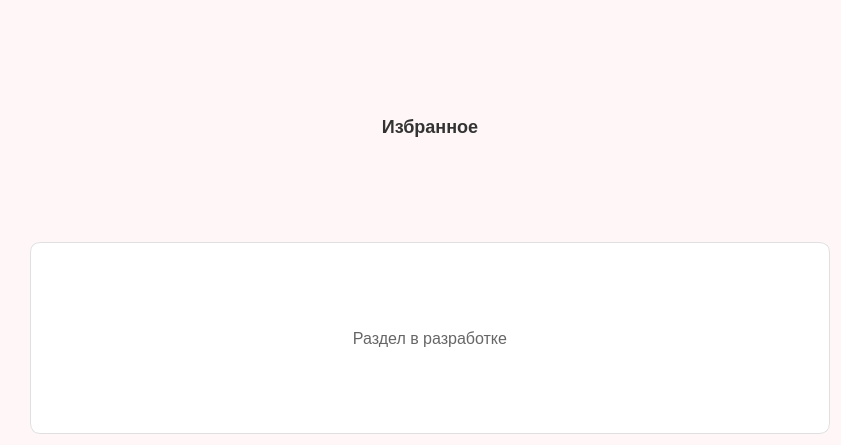
This is ui/favorites_page.ui in 27Kokos/testPythonIS as Qt 5 draws it before an edit. The edited form follows.
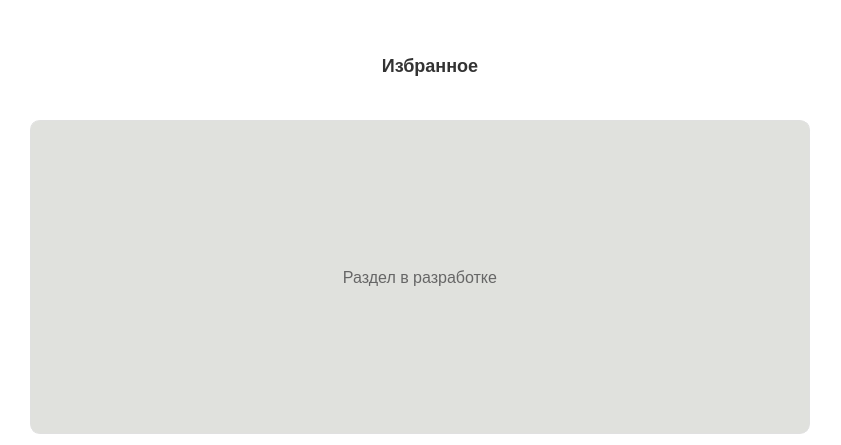
This is the edited form.

```diff
--- a/ui/favorites_page.ui
+++ b/ui/favorites_page.ui
@@ -11,7 +11,7 @@
    </rect>
   </property>
   <property name="styleSheet">
-   <string notr="true">background: #FFF7F7;</string>
+   <string notr="true">background: #FFFfff;</string>
   </property>
   <layout class="QVBoxLayout" name="verticalLayout">
    <property name="spacing">
@@ -25,28 +25,36 @@
    </property>
    <item>
     <widget class="QLabel" name="titleLabel">
+     <property name="maximumSize">
+      <size>
+       <width>16777215</width>
+       <height>70</height>
+      </size>
+     </property>
+     <property name="styleSheet">
+      <string notr="true">font-size: 18px; font-weight: bold; color: #333333;
+border:none;</string>
+     </property>
      <property name="text">
       <string>Избранное</string>
      </property>
      <property name="alignment">
       <set>Qt::AlignCenter</set>
      </property>
-     <property name="styleSheet">
-      <string notr="true">font-size: 18px; font-weight: bold; color: #333333;</string>
-     </property>
     </widget>
    </item>
    <item>
     <widget class="QLabel" name="placeholderLabel">
+     <property name="styleSheet">
+      <string notr="true">font-size: 16px; color: #666666; background: #e0e1dd; padding: 20px; border-radius: 10px; border: 1px solid #E0E0E0;
+margin-right:20px;</string>
+     </property>
      <property name="text">
       <string>Раздел в разработке</string>
      </property>
      <property name="alignment">
       <set>Qt::AlignCenter</set>
      </property>
-     <property name="styleSheet">
-      <string notr="true">font-size: 16px; color: #666666; background: #FFFFFF; padding: 20px; border-radius: 10px; border: 1px solid #E0E0E0;</string>
-     </property>
     </widget>
    </item>
   </layout>
```
